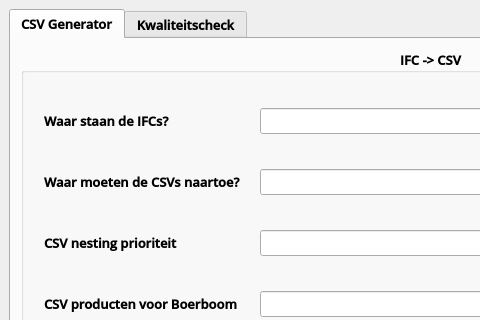
First picture: the form in gewoontool/design.ui, repository Nomeon/gewoontool, before the edit; both pictures show x 0 to 480 and y 0 to 320 of the 1200 by 800 pixel window.
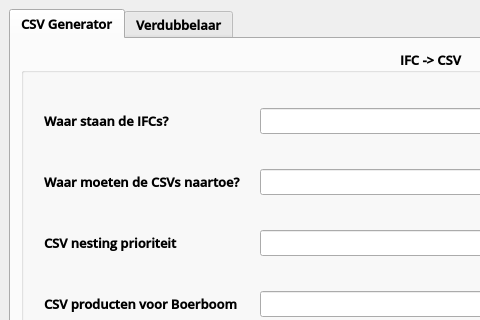
Second picture: the form after the edit.

What changed in the file:
```diff
--- a/gewoontool/design.ui
+++ b/gewoontool/design.ui
@@ -839,7 +839,7 @@
       </widget>
       <widget class="QWidget" name="Quality">
        <attribute name="title">
-        <string>Kwaliteitscheck</string>
+        <string>Verdubbelaar</string>
        </attribute>
        <layout class="QGridLayout" name="qualityGrid">
         <property name="leftMargin">
```
